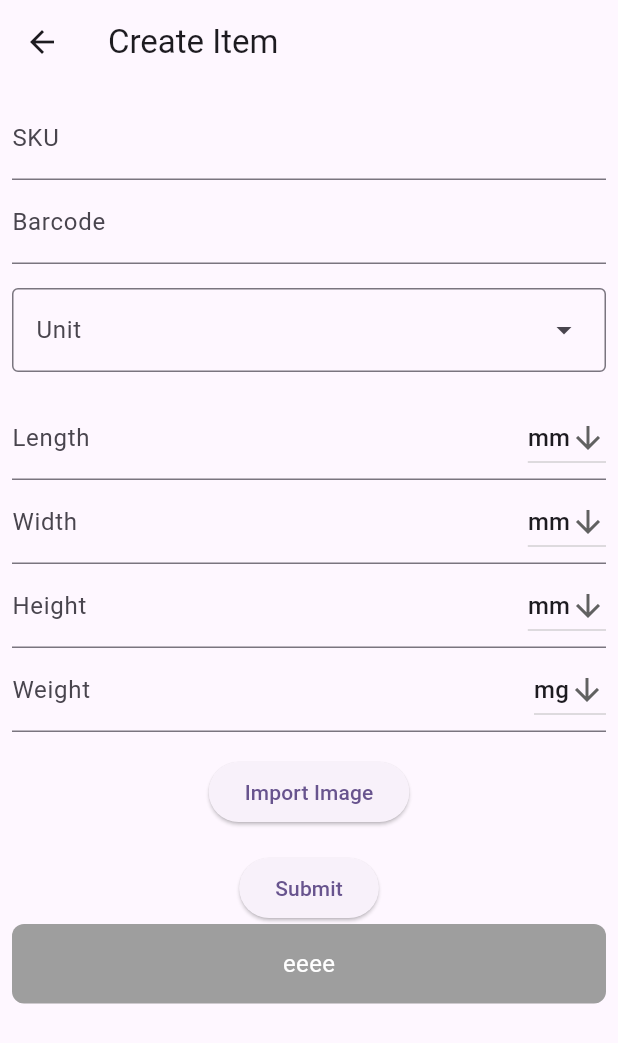
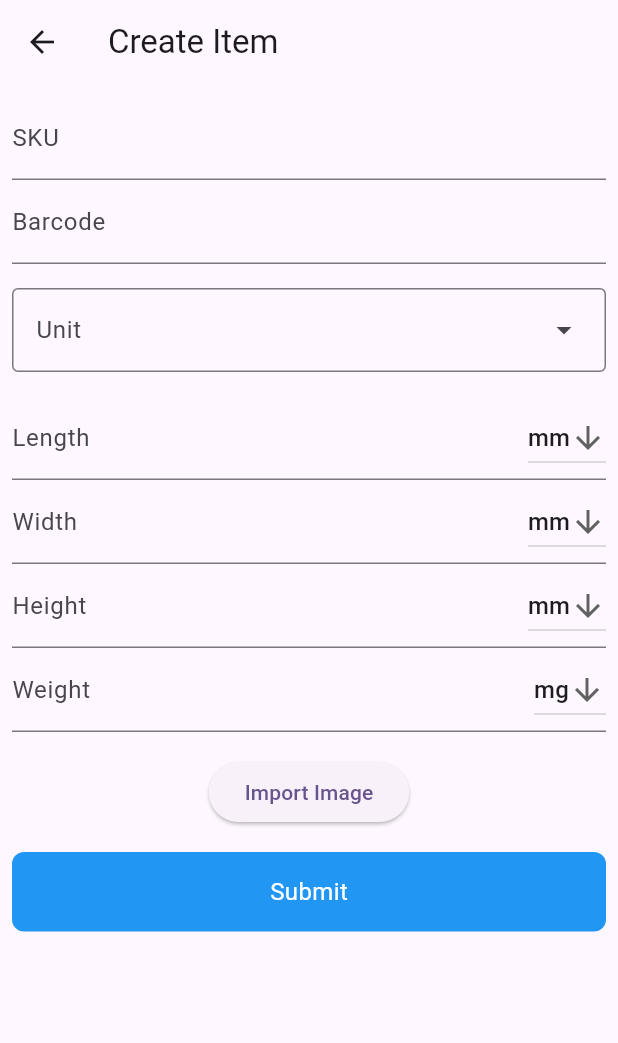
Before and after one commit to huutan3621/flutter_scan, a Flutter app: the CreateItemChild screen opened directly, on a phone screen of 412 x 824 dp. Shown: the top 1043 px of the screen. Run offline on Flutter 3.47's test engine with Material 3 defaults, Android fonts, the phone set to English and light mode, and no system bars; our stand-ins replace dio, image_picker; missing offline and left inert: simple_barcode_scanner.

Commit message:
update custom button

```diff
--- a/lib/screens/create_item_screen.dart
+++ b/lib/screens/create_item_screen.dart
@@ -190,19 +190,19 @@ class _CreateItemChildState extends State<CreateItemChild> {
                         child: const Text('Import Image'),
                       ),
                       const SizedBox(height: 16),
-                      ElevatedButton(
-                        onPressed: () async {
+                      CustomButton(
+                        onTap: () async {
                           value.onSubmit(context);
                         },
-                        child: const Text('Submit'),
+                        title: 'Submit',
                       ),
-                      CustomButton(
-                          onTap: () {
-                            print("eeeeeeeeeeee");
-                            print("eeeeeeeeeeee");
-                            print("eeeeeeeeeeee");
-                          },
-                          title: "eeee"),
+                      // CustomButton(
+                      //     onTap: () {
+                      //       print("eeeeeeeeeeee");
+                      //       print("eeeeeeeeeeee");
+                      //       print("eeeeeeeeeeee");
+                      //     },
+                      //     title: "eeee"),
                     ],
                   ),
                 ),
--- a/lib/widgets/custom_button.dart
+++ b/lib/widgets/custom_button.dart
@@ -4,6 +4,7 @@ class CustomButton extends StatefulWidget {
   final Function() onTap;
   final String title;
   final MaterialColor? btnColor;
+
   const CustomButton({
     super.key,
     required this.onTap,
@@ -20,18 +21,17 @@ class _CustomButtonState extends State<CustomButton> {
 
   @override
   void initState() {
-    isOnTapRun = true;
     super.initState();
   }
 
   @override
   Widget build(BuildContext context) {
     return GestureDetector(
-      onTap: isOnTapRun ? _startOnTap : null,
+      onTap: isOnTapRun ? null : _startOnTap,
       child: Container(
         padding: const EdgeInsets.symmetric(vertical: 15, horizontal: 30),
         decoration: BoxDecoration(
-          color: isOnTapRun ? Colors.grey : Colors.blue,
+          color: isOnTapRun ? Colors.grey : widget.btnColor,
           borderRadius: BorderRadius.circular(8),
         ),
         child: Center(
@@ -49,7 +49,7 @@ class _CustomButtonState extends State<CustomButton> {
       isOnTapRun = true;
     });
 
-    widget.onTap;
+    widget.onTap();
 
     setState(() {
       isOnTapRun = false;
```
